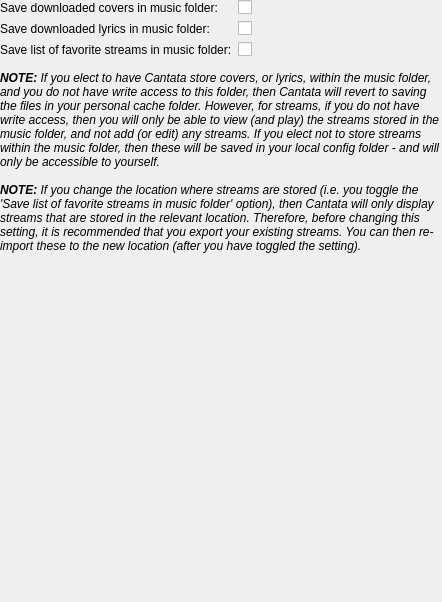
Before: the Qt Designer form gui/filesettings.ui in CDrummond/cantata, drawn with Qt 5.
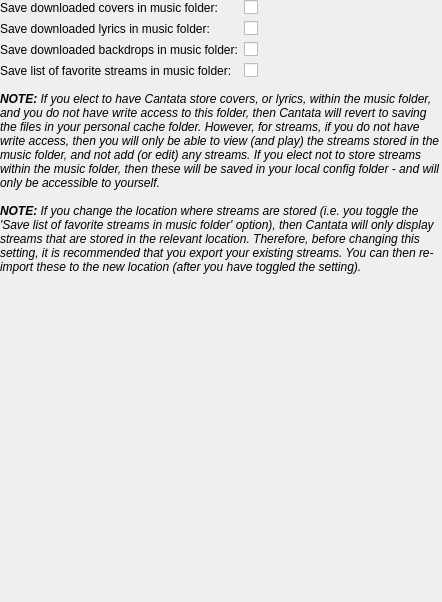
After: the same form once the commit is applied. Custom widgets are drawn as their Qt base class.

Commit message: - Look for backdrop.jpg/png in music folder before attempting to download. - Add option to store downloaded backdrops into music folder. Stored as backdrop.jpg

Diff of the .ui file:
```diff
--- a/gui/filesettings.ui
+++ b/gui/filesettings.ui
@@ -47,6 +47,23 @@
       </widget>
      </item>
      <item row="2" column="0">
+      <widget class="BuddyLabel" name="storeBackdropsInMpdDirLabel">
+       <property name="text">
+        <string>Save downloaded backdrops in music folder:</string>
+       </property>
+       <property name="buddy">
+        <cstring>storeBackdropsInMpdDir</cstring>
+       </property>
+      </widget>
+     </item>
+     <item row="2" column="1">
+      <widget class="OnOffButton" name="storeBackdropsInMpdDir">
+       <property name="text">
+        <string/>
+       </property>
+      </widget>
+     </item>
+     <item row="3" column="0">
       <widget class="QLabel" name="label">
        <property name="text">
         <string>Save list of favorite streams in music folder:</string>
@@ -56,7 +73,7 @@
        </property>
       </widget>
      </item>
-     <item row="2" column="1">
+     <item row="3" column="1">
       <widget class="OnOffButton" name="storeStreamsInMpdDir">
        <property name="text">
         <string/>
```
The commit also changes 9 other files.
